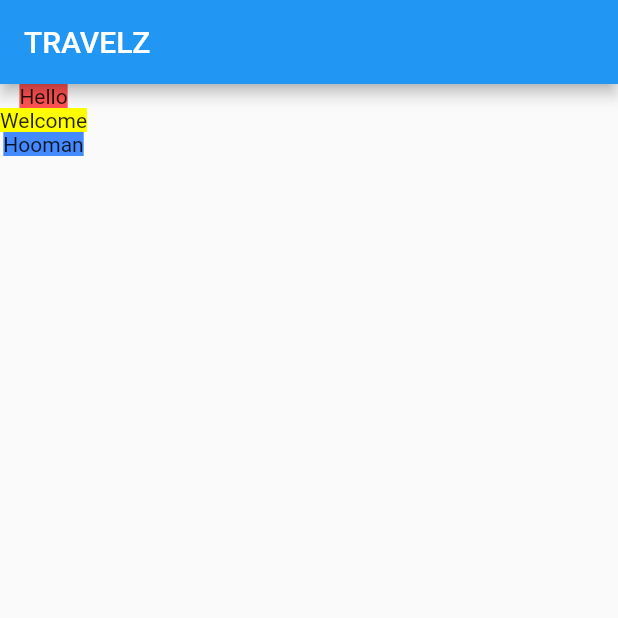
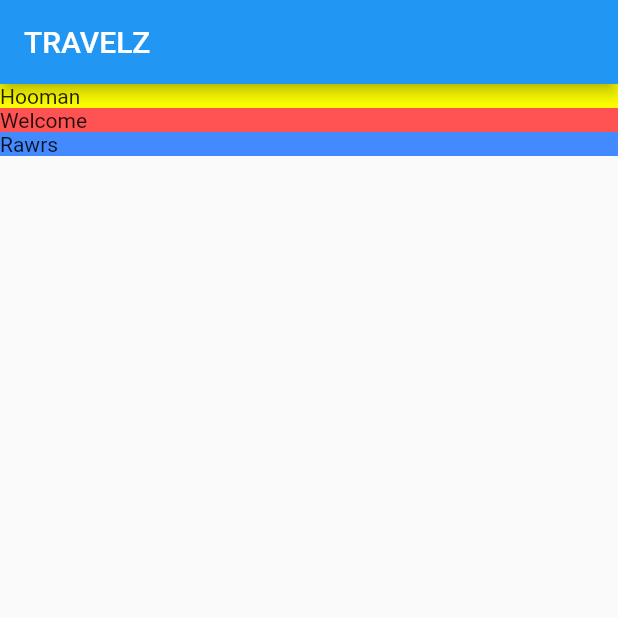
Before and after one commit to jetrotullroa/learn_flutter, a Flutter app: the screen it shows after launch, on a phone screen of 412 x 824 dp, the top half of it. Run offline on Flutter 3.47's test engine with Material 2 defaults, Android fonts, the phone set to English and light mode, and no system bars.

Commit message:
TextSection

```diff
--- a/lib/screens/location_detail/location_detail.dart
+++ b/lib/screens/location_detail/location_detail.dart
@@ -1,19 +1,16 @@
 import 'package:flutter/material.dart';
+import 'package:travel_app/screens/location_detail/text_section.dart';
 
 class LocationDetail extends StatelessWidget {
   @override
   Widget build(BuildContext context) {
     return Column(
+      mainAxisAlignment: MainAxisAlignment.start,
+      crossAxisAlignment: CrossAxisAlignment.stretch,
       children: [
-        Container(
-            decoration: BoxDecoration(color: Colors.redAccent),
-            child: Text("Hello")),
-        Container(
-            decoration: BoxDecoration(color: Colors.yellowAccent),
-            child: Text("Welcome")),
-        Container(
-            decoration: BoxDecoration(color: Colors.blueAccent),
-            child: Text("Hooman"))
+        TextSection(Colors.yellowAccent, Text("Hooman")),
+        TextSection(Colors.redAccent, Text("Welcome")),
+        TextSection(Colors.blueAccent, Text("Rawrs")),
       ],
     );
   }
--- /dev/null
+++ b/lib/screens/location_detail/text_section.dart
@@ -0,0 +1,12 @@
+import 'package:flutter/material.dart';
+
+class TextSection extends StatelessWidget {
+  final Color _color;
+  final Text _text;
+
+  TextSection(this._color, this._text);
+  @override
+  Widget build(BuildContext context) {
+    return Container(decoration: BoxDecoration(color: _color), child: _text);
+  }
+}
```
